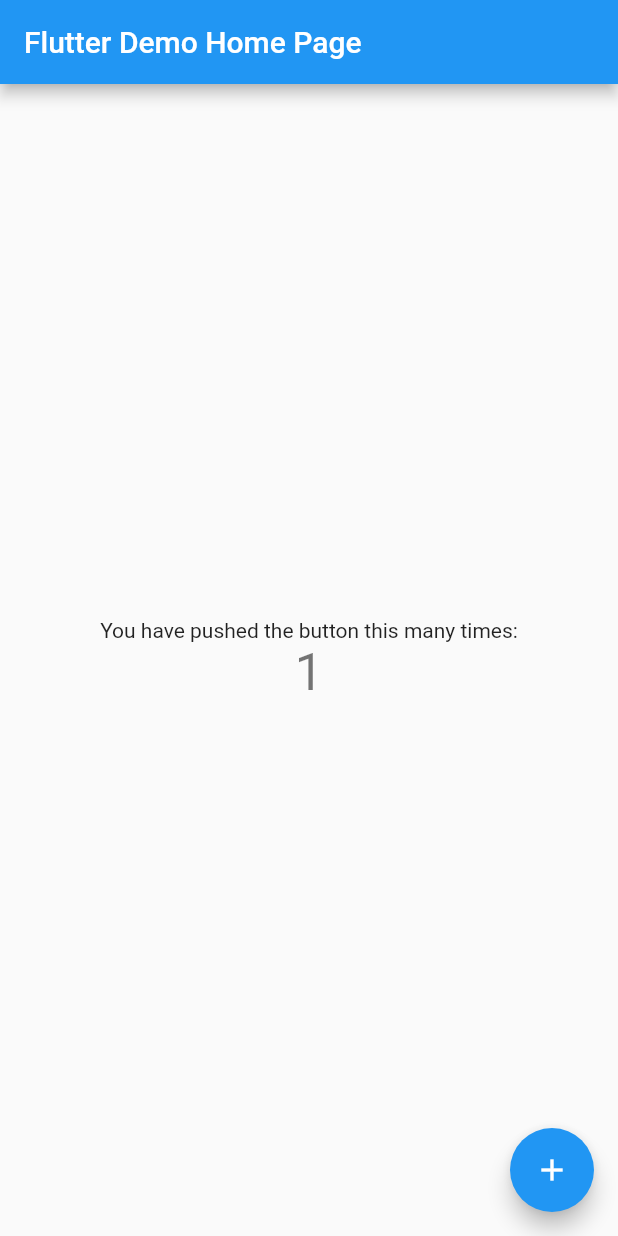
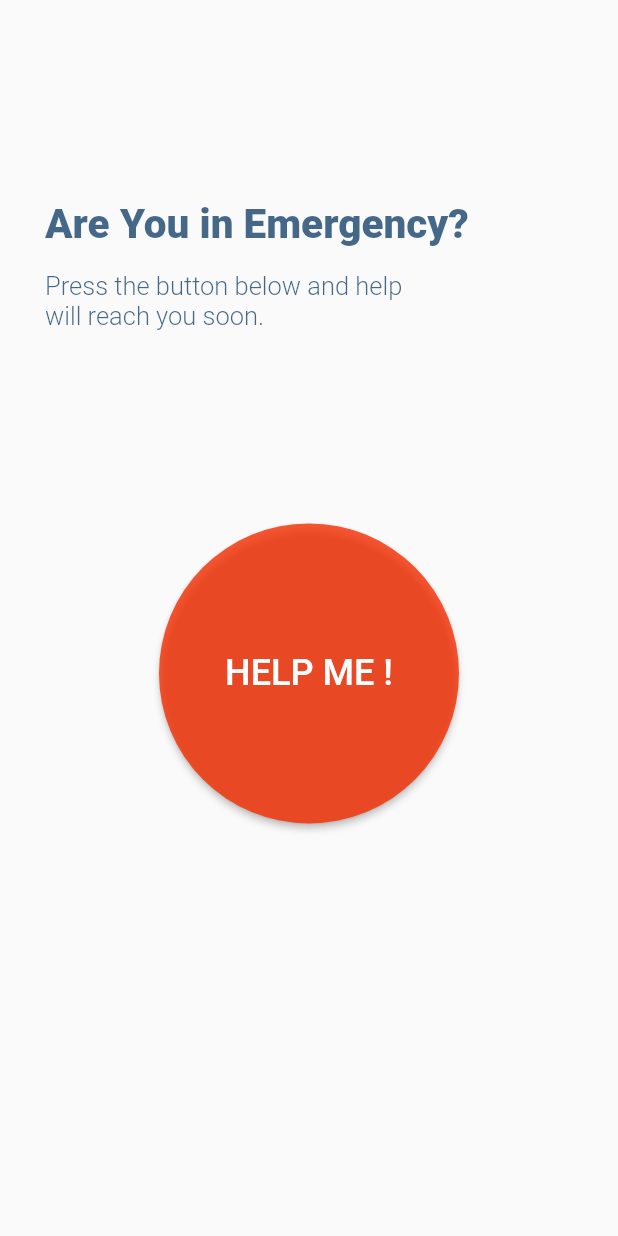
Before and after one commit to abi-raj/covitrack, a Flutter app: the screen it shows after launch, after a tap on the "add" icon, on a phone screen of 412 x 824 dp. Run offline on Flutter 3.47's test engine with Material 2 defaults, Android fonts, the phone set to English and light mode, and no system bars.

Commit message:
two screens

```diff
--- a/lib/main.dart
+++ b/lib/main.dart
@@ -1,3 +1,5 @@
+import 'package:covitrack/screens/emergency/SosScreen.dart';
+import 'package:covitrack/screens/login/login.dart';
 import 'package:flutter/material.dart';
 
 void main() {
@@ -93,18 +95,32 @@
           // horizontal).
           mainAxisAlignment: MainAxisAlignment.center,
           children: <Widget>[
-            Text(
-              'You have pushed the button this many times:',
+            ElevatedButton(
+              onPressed: () {
+                Navigator.push(
+                  context,
+                  MaterialPageRoute(builder: (context) => LoginScreen()),
+                );
+              },
+              child: Text('Login'),
             ),
-            Text(
-              '$_counter',
-              style: Theme.of(context).textTheme.headline4,
+            ElevatedButton(
+              onPressed: () {
+                Navigator.push(
+                  context,
+                  MaterialPageRoute(builder: (context) => SOSscreen()),
+                );
+              },
+              child: Text('Sos'),
             ),
           ],
         ),
       ),
       floatingActionButton: FloatingActionButton(
-        onPressed: _incrementCounter,
+        onPressed: () {
+          Navigator.push(
+              context, MaterialPageRoute(builder: (context) => SOSscreen()));
+        },
         tooltip: 'Increment',
         child: Icon(Icons.add),
       ), // This trailing comma makes auto-formatting nicer for build methods.
--- /dev/null
+++ b/lib/screens/emergency/SosScreen.dart
@@ -0,0 +1,21 @@
+import 'package:flutter/material.dart';
+import 'sosWidgets.dart';
+
+class SOSscreen extends StatelessWidget {
+  @override
+  Widget build(BuildContext context) {
+    //for auto shake emergency
+    final mediaQuery = MediaQuery.of(context).size;
+    return Scaffold(
+      body: Column(
+        crossAxisAlignment: CrossAxisAlignment.start,
+        children: [
+          SizedBox(height: mediaQuery.height * 0.15),
+          Container(
+              padding: const EdgeInsets.fromLTRB(20, 0, 20, 0), child: topText),
+          Container(height: mediaQuery.height * 0.53, child: SosButton()),
+        ],
+      ),
+    );
+  }
+}
--- /dev/null
+++ b/lib/screens/emergency/sosWidgets.dart
@@ -0,0 +1,124 @@
+import 'package:flutter/material.dart';
+
+import '../colorConst.dart';
+
+class SosButton extends StatefulWidget {
+
+
+  const SosButton();
+  @override
+  _SosButtonState createState() => _SosButtonState();
+}
+
+class _SosButtonState extends State<SosButton> with TickerProviderStateMixin {
+  late AnimationController _controller;
+  bool change = false;
+
+  @override
+  void initState() {
+    super.initState();
+    _controller = AnimationController(
+      vsync: this,
+      lowerBound: 0.5,
+      duration: Duration(seconds: 3),
+    )..repeat();
+    //if shaked automatic turn on
+  }
+
+  @override
+  void dispose() {
+    _controller.dispose();
+    super.dispose();
+  }
+
+  @override
+  Widget build(BuildContext context) {
+    //route model args
+    return change
+        ? AnimatedBuilder(
+            animation: CurvedAnimation(
+                parent: _controller, curve: Curves.fastOutSlowIn),
+            builder: (context, child) {
+              return Stack(
+                alignment: Alignment.center,
+                children: <Widget>[
+                  _buildContainer(150 * _controller.value),
+                  _buildContainer(200 * _controller.value),
+                  _buildContainer(250 * _controller.value),
+                  _buildContainer(300 * _controller.value),
+                  Align(
+                      child: IconButton(
+                    icon: Icon(Icons.phone_android),
+                    onPressed: () {
+                      setState(() {
+                        change = false;
+                      });
+                    },
+                  )),
+                ],
+              );
+            },
+          )
+        : _button();
+  }
+
+  Widget _buildContainer(double radius) {
+    return Container(
+      width: radius,
+      height: radius,
+      decoration: BoxDecoration(
+        shape: BoxShape.circle,
+        color: emergencyColor.withOpacity(1 - _controller.value),
+      ),
+    );
+  }
+
+  Widget _button() {
+    return Center(
+      child: Container(
+        height: 200,
+        child: MaterialButton(
+          color: emergencyColor,
+          child: Center(
+              child: Text(
+            'HELP ME !',
+            style: TextStyle(color: Colors.white, fontSize: 24),
+          )),
+          onPressed: () {},
+          shape: CircleBorder(),
+        ),
+      ),
+    );
+  }
+}
+
+const Text headText = Text('Are You in Emergency?', style: sosTextStyle);
+
+const TextStyle sosTextStyle = TextStyle(
+  color: authColor,
+  fontWeight: FontWeight.w800,
+  fontSize: 27,
+);
+
+const Text h2text =
+    Text('Press the button below and help \nwill reach you soon.',
+        style: TextStyle(
+          color: authColor,
+          fontSize: 17,
+          fontWeight: FontWeight.w300,
+        ));
+
+Padding topText = Padding(
+    padding: const EdgeInsets.all(10),
+    child: Container(
+      child: Column(
+        crossAxisAlignment: CrossAxisAlignment.start,
+        children: [
+          headText,
+          SizedBox(
+            height: 15,
+          ),
+          h2text,
+        ],
+      ),
+    ));
```
Also changed, not shown: lib/screens/colorConst.dart (added, +12 -0 lines), lib/screens/login/login.dart (added, +125 -0 lines).
